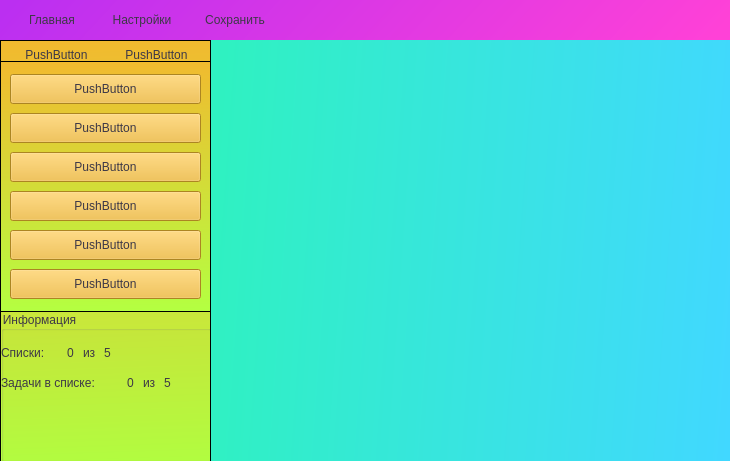
anyatomik/TaskProject, file mainwindow.ui: the form before one commit.
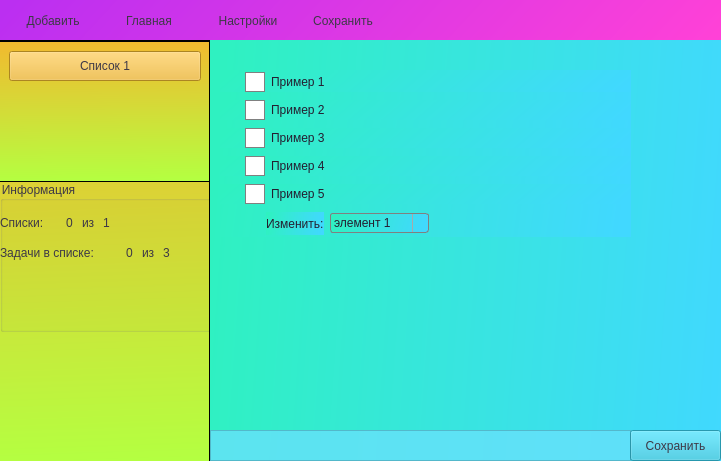
The form after the commit. The open tabs and pages were chosen to show the change. Icons and pictures are not drawn.

```diff
--- a/mainwindow.ui
+++ b/mainwindow.ui
@@ -6,7 +6,7 @@
    <rect>
     <x>0</x>
     <y>0</y>
-    <width>730</width>
+    <width>721</width>
     <height>461</height>
    </rect>
   </property>
@@ -35,8 +35,8 @@
     <widget class="QPushButton" name="pushButton">
      <property name="geometry">
       <rect>
-       <x>12</x>
-       <y>11</y>
+       <x>109</x>
+       <y>12</y>
        <width>80</width>
        <height>28</height>
       </rect>
@@ -63,8 +63,8 @@
     <widget class="QPushButton" name="pushButton_2">
      <property name="geometry">
       <rect>
-       <x>192</x>
-       <y>11</y>
+       <x>300</x>
+       <y>12</y>
        <width>86</width>
        <height>28</height>
       </rect>
@@ -91,8 +91,8 @@
     <widget class="QPushButton" name="pushButton_3">
      <property name="geometry">
       <rect>
-       <x>98</x>
-       <y>11</y>
+       <x>204</x>
+       <y>12</y>
        <width>88</width>
        <height>28</height>
       </rect>
@@ -116,6 +116,40 @@
       <bool>true</bool>
      </property>
     </widget>
+    <widget class="QPushButton" name="pushButton_4">
+     <property name="geometry">
+      <rect>
+       <x>13</x>
+       <y>12</y>
+       <width>80</width>
+       <height>28</height>
+      </rect>
+     </property>
+     <property name="styleSheet">
+      <string notr="true">QPushButton {
+ 
+	background-color: rgba(191, 64, 64, 0);
+   color: rgb(61, 56, 70);
+
+}
+
+QPushButton:pressed {
+    background-color:  rgb(192, 97, 203)
+}</string>
+     </property>
+     <property name="text">
+      <string>Добавить</string>
+     </property>
+     <property name="iconSize">
+      <size>
+       <width>20</width>
+       <height>20</height>
+      </size>
+     </property>
+     <property name="flat">
+      <bool>true</bool>
+     </property>
+    </widget>
    </widget>
    <widget class="QStackedWidget" name="mainsett">
     <property name="geometry">
@@ -144,7 +178,8 @@
       </property>
       <property name="styleSheet">
        <string notr="true">background-color: qlineargradient(spread:pad, x1:0, y1:0.477, x2:1, y2:0.534, stop:0 rgba(47, 241, 193, 255), stop:1 rgba(65, 216, 255, 255));
-font: 700 11pt &quot;Segoe UI&quot;;
+font: 500 11pt &quot;Ubuntu Mono&quot;;
+color: rgb(36, 31, 49);
 </string>
       </property>
       <property name="currentIndex">
@@ -200,16 +235,356 @@
         </layout>
        </widget>
       </widget>
-      <widget class="QWidget" name="check_1"/>
-      <widget class="QWidget" name="check_2"/>
-      <widget class="QWidget" name="check_3"/>
-      <widget class="QWidget" name="check_4"/>
-      <widget class="QWidget" name="check_5"/>
+      <widget class="QWidget" name="check_1">
+       <widget class="QTextEdit" name="textEdit">
+        <property name="geometry">
+         <rect>
+          <x>0</x>
+          <y>390</y>
+          <width>421</width>
+          <height>31</height>
+         </rect>
+        </property>
+        <property name="styleSheet">
+         <string notr="true">background-color: rgba(103, 225, 250, 0.8)</string>
+        </property>
+       </widget>
+       <widget class="QPushButton" name="pushButton_5">
+        <property name="geometry">
+         <rect>
+          <x>420</x>
+          <y>390</y>
+          <width>91</width>
+          <height>31</height>
+         </rect>
+        </property>
+        <property name="styleSheet">
+         <string notr="true">
+QPushButton {
+ 
+	background-color:rgba(41, 190, 219, 0.8);
+   color: rgb(61, 56, 70);
+
+}
+
+QPushButton:pressed {
+    background-color:  rgb(246, 211, 45)
+}</string>
+        </property>
+        <property name="text">
+         <string>Сохранить</string>
+        </property>
+       </widget>
+       <widget class="QWidget" name="">
+        <property name="geometry">
+         <rect>
+          <x>10</x>
+          <y>30</y>
+          <width>411</width>
+          <height>167</height>
+         </rect>
+        </property>
+        <layout class="QVBoxLayout" name="verticalLayout_5">
+         <item>
+          <widget class="QCheckBox" name="checkBox">
+           <property name="styleSheet">
+            <string notr="true">QCheckBox {
+    background-color: qlineargradient(
+        spread:pad, x1:0, y1:0.477, x2:1, y2:0.534,
+        stop:0 rgba(47, 241, 193, 255),
+        stop:1 rgba(65, 216, 255, 255)
+    );
+
+    color: rgb(36, 31, 49);
+    padding-left: 25px; /* Отступ для видимости индикатора */
+}
+
+QCheckBox::indicator {
+    width: 18px;
+    height: 18px;
+    border: 1px solid gray;
+    background: white;
+}
+
+QCheckBox::indicator:checked {
+    background-color: rgb(36, 31, 49);
+}
+
+
+
+</string>
+           </property>
+           <property name="text">
+            <string>Пример 1</string>
+           </property>
+          </widget>
+         </item>
+         <item>
+          <widget class="QCheckBox" name="checkBox_2">
+           <property name="styleSheet">
+            <string notr="true">QCheckBox {
+    background-color: qlineargradient(
+        spread:pad, x1:0, y1:0.477, x2:1, y2:0.534,
+        stop:0 rgba(47, 241, 193, 255),
+        stop:1 rgba(65, 216, 255, 255)
+    );
+
+    color: rgb(36, 31, 49);
+    padding-left: 25px; /* Отступ для видимости индикатора */
+}
+
+QCheckBox::indicator {
+    width: 18px;
+    height: 18px;
+    border: 1px solid gray;
+    background: white;
+}
+
+QCheckBox::indicator:checked {
+    background-color: rgb(36, 31, 49);
+}
+
+
+
+</string>
+           </property>
+           <property name="text">
+            <string>Пример 2</string>
+           </property>
+          </widget>
+         </item>
+         <item>
+          <widget class="QCheckBox" name="checkBox_3">
+           <property name="styleSheet">
+            <string notr="true">QCheckBox {
+    background-color: qlineargradient(
+        spread:pad, x1:0, y1:0.477, x2:1, y2:0.534,
+        stop:0 rgba(47, 241, 193, 255),
+        stop:1 rgba(65, 216, 255, 255)
+    );
+
+    color: rgb(36, 31, 49);
+    padding-left: 25px; /* Отступ для видимости индикатора */
+}
+
+QCheckBox::indicator {
+    width: 18px;
+    height: 18px;
+    border: 1px solid gray;
+    background: white;
+}
+
+QCheckBox::indicator:checked {
+    background-color: rgb(36, 31, 49);
+}
+
+
+
+</string>
+           </property>
+           <property name="text">
+            <string>Пример 3</string>
+           </property>
+          </widget>
+         </item>
+         <item>
+          <widget class="QCheckBox" name="checkBox_4">
+           <property name="styleSheet">
+            <string notr="true">QCheckBox {
+    background-color: qlineargradient(
+        spread:pad, x1:0, y1:0.477, x2:1, y2:0.534,
+        stop:0 rgba(47, 241, 193, 255),
+        stop:1 rgba(65, 216, 255, 255)
+    );
+
+    color: rgb(36, 31, 49);
+    padding-left: 25px; /* Отступ для видимости индикатора */
+}
+
+QCheckBox::indicator {
+    width: 18px;
+    height: 18px;
+    border: 1px solid gray;
+    background: white;
+}
+
+QCheckBox::indicator:checked {
+    background-color: rgb(36, 31, 49);
+}
+
+
+
+</string>
+           </property>
+           <property name="text">
+            <string>Пример 4</string>
+           </property>
+          </widget>
+         </item>
+         <item>
+          <widget class="QCheckBox" name="checkBox_5">
+           <property name="styleSheet">
+            <string notr="true">QCheckBox {
+    background-color: qlineargradient(
+        spread:pad, x1:0, y1:0.477, x2:1, y2:0.534,
+        stop:0 rgba(47, 241, 193, 255),
+        stop:1 rgba(65, 216, 255, 255)
+    );
+
+    color: rgb(36, 31, 49);
+    padding-left: 25px; /* Отступ для видимости индикатора */
+}
+
+QCheckBox::indicator {
+    width: 18px;
+    height: 18px;
+    border: 1px solid gray;
+    background: white;
+}
+
+QCheckBox::indicator:checked {
+    background-color: rgb(36, 31, 49);
+}
+
+
+
+</string>
+           </property>
+           <property name="text">
+            <string>Пример 5</string>
+           </property>
+          </widget>
+         </item>
+         <item>
+          <layout class="QHBoxLayout" name="horizontalLayout_3">
+           <item>
+            <widget class="QPushButton" name="ch1_but">
+             <property name="text">
+              <string/>
+             </property>
+             <property name="icon">
+              <iconset resource="imges.qrc">
+               <normaloff>:/new/prefix1/imges/free-icon-plus-4315614-photoaidcom-invert.png</normaloff>:/new/prefix1/imges/free-icon-plus-4315614-photoaidcom-invert.png</iconset>
+             </property>
+             <property name="iconSize">
+              <size>
+               <width>25</width>
+               <height>25</height>
+              </size>
+             </property>
+             <property name="flat">
+              <bool>true</bool>
+             </property>
+            </widget>
+           </item>
+           <item>
+            <layout class="QHBoxLayout" name="horizontalLayout">
+             <item>
+              <widget class="QLabel" name="label_8">
+               <property name="text">
+                <string>Изменить:</string>
+               </property>
+              </widget>
+             </item>
+             <item>
+              <widget class="QComboBox" name="comboBox">
+               <property name="styleSheet">
+                <string notr="true">QComboBox {
+    border: 1px solid gray;
+    border-radius: 3px;
+    padding: 1px 18px 1px 3px;
+    min-width: 6em;
+}
+
+QComboBox:editable {
+    background: white;
+}
+
+
+
+/* QComboBox gets the &quot;on&quot; state when the popup is open */
+QComboBox:!editable:on, QComboBox::drop-down:editable:on {
+    background: qlineargradient(x1: 0, y1: 0, x2: 0, y2: 1,
+                                stop: 0 #D3D3D3, stop: 0.4 #D8D8D8,
+                                stop: 0.5 #DDDDDD, stop: 1.0 #E1E1E1);
+}
+
+QComboBox:on { /* shift the text when the popup opens */
+    padding-top: 3px;
+    padding-left: 4px;
+}
+
+QComboBox::drop-down {
+    subcontrol-origin: padding;
+    subcontrol-position: top right;
+    width: 15px;
+
+    border-left-width: 1px;
+    border-left-color: darkgray;
+    border-left-style: solid; /* just a single line */
+    border-top-right-radius: 3px; /* same radius as the QComboBox */
+    border-bottom-right-radius: 3px;
+}
+
+
+
+QComboBox::down-arrow:on { /* shift the arrow when popup is open */
+    top: 1px;
+    left: 1px;
+}</string>
+               </property>
+               <item>
+                <property name="text">
+                 <string>элемент 1</string>
+                </property>
+               </item>
+               <item>
+                <property name="text">
+                 <string>элемент 2</string>
+                </property>
+               </item>
+               <item>
+                <property name="text">
+                 <string>элемент 3</string>
+                </property>
+               </item>
+               <item>
+                <property name="text">
+                 <string>элемент 4</string>
+                </property>
+               </item>
+               <item>
+                <property name="text">
+                 <string>элемент 5</string>
+                </property>
+               </item>
+              </widget>
+             </item>
+            </layout>
+           </item>
+           <item>
+            <spacer name="horizontalSpacer">
+             <property name="orientation">
+              <enum>Qt::Orientation::Horizontal</enum>
+             </property>
+             <property name="sizeHint" stdset="0">
+              <size>
+               <width>40</width>
+               <height>20</height>
+              </size>
+             </property>
+            </spacer>
+           </item>
+          </layout>
+         </item>
+        </layout>
+       </widget>
+      </widget>
      </widget>
      <widget class="QScrollArea" name="scrollArea">
       <property name="geometry">
        <rect>
-        <x>0</x>
+        <x>-1</x>
         <y>0</y>
         <width>211</width>
         <height>423</height>
@@ -235,7 +610,7 @@
         <property name="geometry">
          <rect>
           <x>0</x>
-          <y>270</y>
+          <y>140</y>
           <width>211</width>
           <height>151</height>
          </rect>
@@ -249,7 +624,7 @@
         <property name="title">
          <string>Информация</string>
         </property>
-        <widget class="QWidget" name="">
+        <widget class="QWidget" name="layoutWidget">
          <property name="geometry">
           <rect>
            <x>0</x>
@@ -327,7 +702,7 @@
                </size>
               </property>
               <property name="text">
-               <string>5</string>
+               <string>1</string>
               </property>
              </widget>
             </item>
@@ -397,7 +772,7 @@
                  </size>
                 </property>
                 <property name="text">
-                 <string>5</string>
+                 <string>3</string>
                 </property>
                </widget>
               </item>
@@ -408,70 +783,13 @@
          </layout>
         </widget>
        </widget>
-       <widget class="QPushButton" name="pushButton_4">
-        <property name="geometry">
-         <rect>
-          <x>10</x>
-          <y>0</y>
-          <width>91</width>
-          <height>28</height>
-         </rect>
-        </property>
-        <property name="styleSheet">
-         <string notr="true">
-QPushButton {
- 
-	background-color:rgba(241, 186, 47, 255);
-   color: rgb(61, 56, 70);
-
-}
-
-QPushButton:pressed {
-    background-color:  rgb(246, 211, 45)
-}</string>
-        </property>
-        <property name="text">
-         <string>PushButton</string>
-        </property>
-        <property name="flat">
-         <bool>true</bool>
-        </property>
-       </widget>
-       <widget class="QPushButton" name="pushButton_5">
-        <property name="geometry">
-         <rect>
-          <x>110</x>
-          <y>0</y>
-          <width>91</width>
-          <height>28</height>
-         </rect>
-        </property>
-        <property name="styleSheet">
-         <string notr="true">QPushButton {
- 
-	background-color: rgba(241, 186, 47, 255);
-   color: rgb(61, 56, 70);
-
-}
-
-QPushButton:pressed {
-    background-color: rgb(248, 228, 92)
-}</string>
-        </property>
-        <property name="text">
-         <string>PushButton</string>
-        </property>
-        <property name="flat">
-         <bool>true</bool>
-        </property>
-       </widget>
        <widget class="QScrollArea" name="scrollArea_2">
         <property name="geometry">
          <rect>
           <x>-1</x>
-          <y>20</y>
-          <width>211</width>
-          <height>251</height>
+          <y>0</y>
+          <width>212</width>
+          <height>141</height>
          </rect>
         </property>
         <property name="styleSheet">
@@ -485,8 +803,8 @@
           <rect>
            <x>0</x>
            <y>0</y>
-           <width>209</width>
-           <height>249</height>
+           <width>210</width>
+           <height>139</height>
           </rect>
          </property>
          <layout class="QVBoxLayout" name="verticalLayout_4">
@@ -512,7 +830,7 @@
 }</string>
             </property>
             <property name="text">
-             <string>PushButton</string>
+             <string>Список 1</string>
             </property>
             <property name="checkable">
              <bool>true</bool>
@@ -520,149 +838,17 @@
            </widget>
           </item>
           <item>
-           <widget class="QPushButton" name="chbut_1">
-            <property name="minimumSize">
-             <size>
-              <width>0</width>
-              <height>30</height>
-             </size>
+           <spacer name="verticalSpacer">
+            <property name="orientation">
+             <enum>Qt::Orientation::Vertical</enum>
             </property>
-            <property name="styleSheet">
-             <string notr="true">
-QPushButton {
- 
-	background-color:rgba(241, 186, 47, 255);
-   color: rgb(61, 56, 70);
-
-}
-
-QPushButton:pressed {
-    background-color:  rgb(246, 211, 45)
-}</string>
-            </property>
-            <property name="text">
-             <string>PushButton</string>
-            </property>
-            <property name="checkable">
-             <bool>true</bool>
-            </property>
-           </widget>
-          </item>
-          <item>
-           <widget class="QPushButton" name="chbut_2">
-            <property name="minimumSize">
+            <property name="sizeHint" stdset="0">
              <size>
-              <width>0</width>
-              <height>30</height>
+              <width>20</width>
+              <height>40</height>
              </size>
             </property>
-            <property name="styleSheet">
-             <string notr="true">
-QPushButton {
- 
-	background-color:rgba(241, 186, 47, 255);
-   color: rgb(61, 56, 70);
-
-}
-
-QPushButton:pressed {
-    background-color:  rgb(246, 211, 45)
-}</string>
-            </property>
-            <property name="text">
-             <string>PushButton</string>
-            </property>
-            <property name="checkable">
-             <bool>true</bool>
-            </property>
-           </widget>
-          </item>
-          <item>
-           <widget class="QPushButton" name="chbut_3">
-            <property name="minimumSize">
-             <size>
-              <width>0</width>
-              <height>30</height>
-             </size>
-            </property>
-            <property name="styleSheet">
-             <string notr="true">
-QPushButton {
- 
-	background-color:rgba(241, 186, 47, 255);
-   color: rgb(61, 56, 70);
-
-}
-
-QPushButton:pressed {
-    background-color:  rgb(246, 211, 45)
-}</string>
-            </property>
-            <property name="text">
-             <string>PushButton</string>
-            </property>
-            <property name="checkable">
-             <bool>true</bool>
-            </property>
-           </widget>
-          </item>
-          <item>
-           <widget class="QPushButton" name="chbut_4">
-            <property name="minimumSize">
-             <size>
-              <width>0</width>
-              <height>30</height>
-             </size>
-            </property>
-            <property name="styleSheet">
-             <string notr="true">
-QPushButton {
- 
-	background-color:rgba(241, 186, 47, 255);
-   color: rgb(61, 56, 70);
-
-}
-
-QPushButton:pressed {
-    background-color:  rgb(246, 211, 45)
-}</string>
-            </property>
-            <property name="text">
-             <string>PushButton</string>
-            </property>
-            <property name="checkable">
-             <bool>true</bool>
-            </property>
-           </widget>
-          </item>
-          <item>
-           <widget class="QPushButton" name="chbut_6">
-            <property name="minimumSize">
-             <size>
-              <width>191</width>
-              <height>30</height>
-             </size>
-            </property>
-            <property name="styleSheet">
-             <string notr="true">
-QPushButton {
- 
-	background-color:rgba(241, 186, 47, 255);
-   color: rgb(61, 56, 70);
-
-}
-
-QPushButton:pressed {
-    background-color:  rgb(246, 211, 45)
-}</string>
-            </property>
-            <property name="text">
-             <string>PushButton</string>
-            </property>
-            <property name="checkable">
-             <bool>true</bool>
-            </property>
-           </widget>
+           </spacer>
           </item>
          </layout>
         </widget>
```
Left out of the diff: 15 changed lines with no effect on the pictures.
